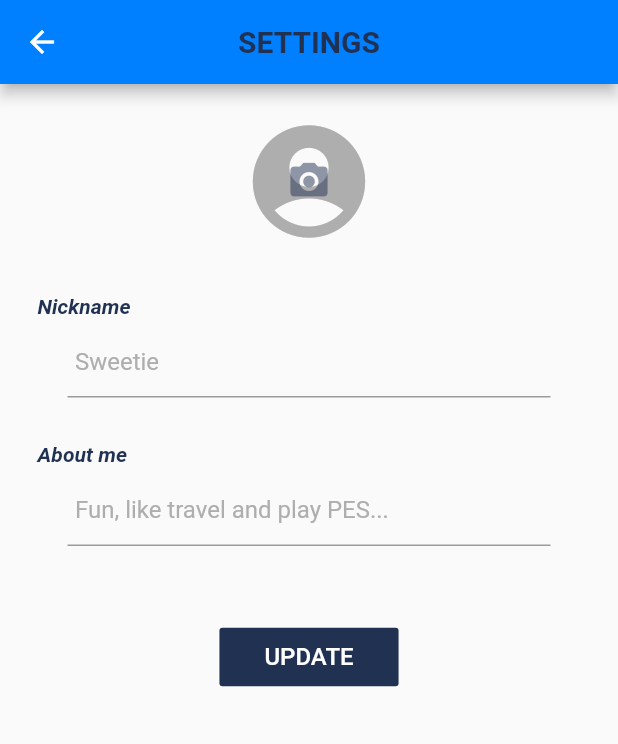
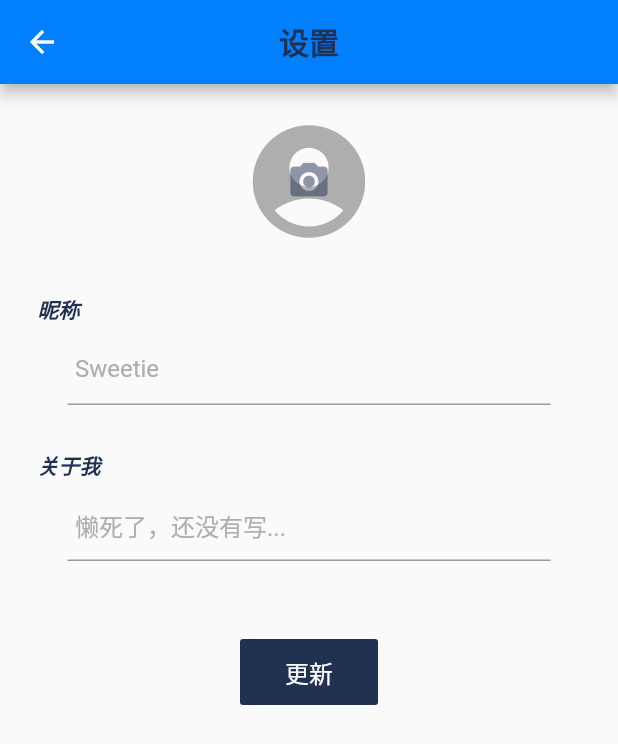
Before and after one commit to rainbowtrash2333/easy_chat_app, a Flutter app: the Settings screen opened directly, on a phone screen of 412 x 824 dp. Shown: the top 744 px of the screen. Run offline on Flutter 3.47's test engine with Material 2 defaults, Android fonts, the phone set to English and light mode, and no system bars; our stand-ins replace cached_network_image, cloud_firestore, firebase_auth, firebase_messaging, firebase_storage, flutter_local_notifications and 5 more; accounts and stored records are empty.

Commit message:
更新UI

```diff
--- a/lib/settings.dart
+++ b/lib/settings.dart
@@ -16,7 +16,7 @@ class Settings extends StatelessWidget {
     return new Scaffold(
       appBar: new AppBar(
         title: new Text(
-          'SETTINGS',
+          '设置',
           style: TextStyle(color: primaryColor, fontWeight: FontWeight.bold),
         ),
         centerTitle: true,
@@ -98,7 +98,7 @@ class SettingsScreenState extends State<SettingsScreen> {
             setState(() {
               isLoading = false;
             });
-            Fluttertoast.showToast(msg: "Upload success");
+            Fluttertoast.showToast(msg: "更新成功");
           }).catchError((err) {
             setState(() {
               isLoading = false;
@@ -109,13 +109,13 @@ class SettingsScreenState extends State<SettingsScreen> {
           setState(() {
             isLoading = false;
           });
-          Fluttertoast.showToast(msg: 'This file is not an image');
+          Fluttertoast.showToast(msg: '这不是图片文件');
         });
       } else {
         setState(() {
           isLoading = false;
         });
-        Fluttertoast.showToast(msg: 'This file is not an image');
+        Fluttertoast.showToast(msg: '这不是图片文件');
       }
     }, onError: (err) {
       setState(() {
@@ -145,7 +145,7 @@ class SettingsScreenState extends State<SettingsScreen> {
         isLoading = false;
       });
 
-      Fluttertoast.showToast(msg: "Update success");
+      Fluttertoast.showToast(msg: "更新成功");
     }).catchError((err) {
       setState(() {
         isLoading = false;
@@ -227,7 +227,7 @@ class SettingsScreenState extends State<SettingsScreen> {
                   // Username
                   Container(
                     child: Text(
-                      'Nickname',
+                      '昵称',
                       style: TextStyle(fontStyle: FontStyle.italic, fontWeight: FontWeight.bold, color: primaryColor),
                     ),
                     margin: EdgeInsets.only(left: 10.0, bottom: 5.0, top: 10.0),
@@ -254,7 +254,7 @@ class SettingsScreenState extends State<SettingsScreen> {
                   // About me
                   Container(
                     child: Text(
-                      'About me',
+                      '关于我',
                       style: TextStyle(fontStyle: FontStyle.italic, fontWeight: FontWeight.bold, color: primaryColor),
                     ),
                     margin: EdgeInsets.only(left: 10.0, top: 30.0, bottom: 5.0),
@@ -264,7 +264,7 @@ class SettingsScreenState extends State<SettingsScreen> {
                       data: Theme.of(context).copyWith(primaryColor: primaryColor),
                       child: TextField(
                         decoration: InputDecoration(
-                          hintText: 'Fun, like travel and play PES...',
+                          hintText: '懒死了，还没有写...',
                           contentPadding: EdgeInsets.all(5.0),
                           hintStyle: TextStyle(color: greyColor),
                         ),
@@ -286,7 +286,7 @@ class SettingsScreenState extends State<SettingsScreen> {
                 child: FlatButton(
                   onPressed: handleUpdateData,
                   child: Text(
-                    'UPDATE',
+                    '更新',
                     style: TextStyle(fontSize: 16.0),
                   ),
                   color: primaryColor,
```
